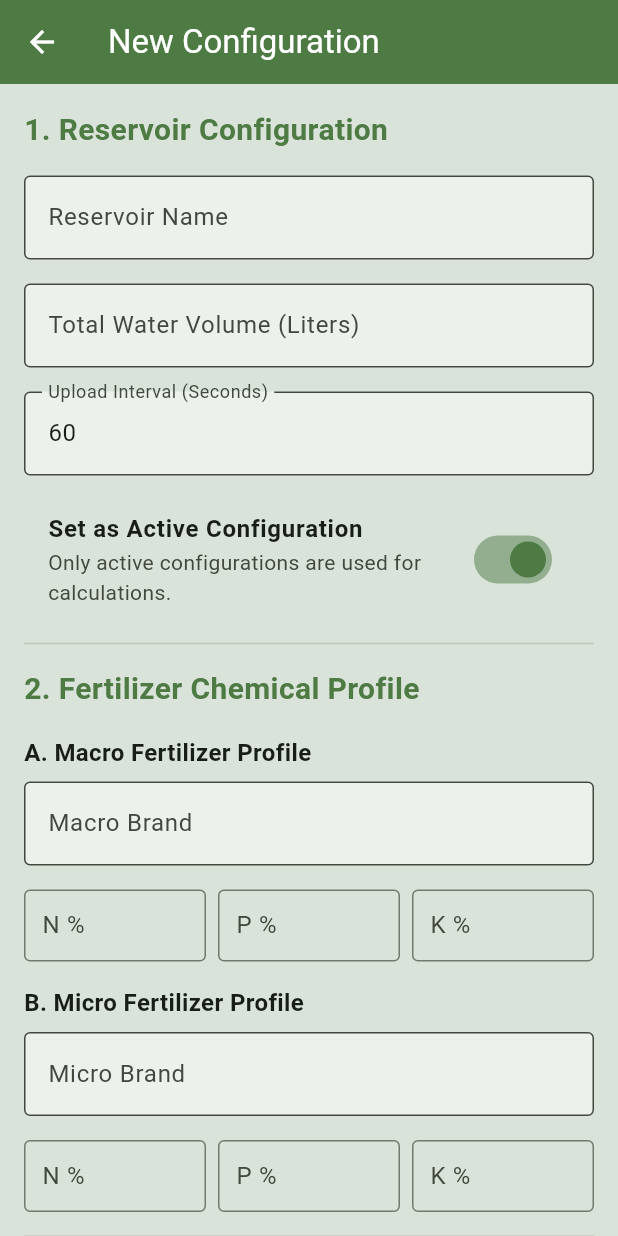
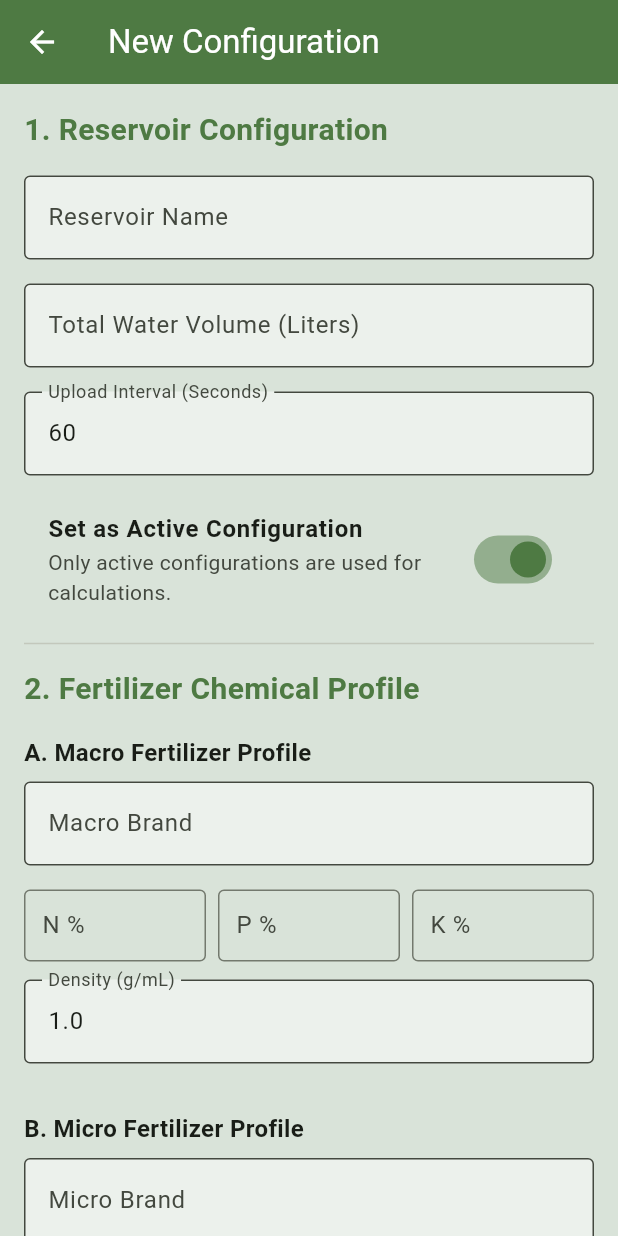
Before and after one commit to ChristineToraque/leafcloud_mobile, a Flutter app: the ConfigPage screen opened directly, on a phone screen of 412 x 824 dp. Run offline on Flutter 3.47's test engine with Material 3 defaults, Android fonts, the phone set to English and light mode, and no system bars; our stand-ins replace fl_chart, flutter_local_notifications; missing offline and left inert: nsd; accounts and stored records are empty; statements that could not run were skipped.

Commit message:
feat(config): add density fields to fertilizer chemical profiles

```diff
--- a/lib/models/system_config_model.dart
+++ b/lib/models/system_config_model.dart
@@ -14,6 +14,8 @@ class SystemConfig {
   final double targetMicroDosageMlL;
   final bool isActive;
   final int uploadIntervalSeconds;
+  final double macroDensity;
+  final double microDensity;
   final DateTime? createdAt;
   final DateTime? updatedAt;
 
@@ -31,6 +33,8 @@ class SystemConfig {
     required this.microKPct,
     required this.targetMacroDosageMlL,
     required this.targetMicroDosageMlL,
+    this.macroDensity = 1.0,
+    this.microDensity = 1.0,
     this.isActive = true,
     this.uploadIntervalSeconds = 60,
     this.createdAt,
@@ -45,10 +49,12 @@ class SystemConfig {
       'macro_n_pct': macroNPct,
       'macro_p_pct': macroPPct,
       'macro_k_pct': macroKPct,
+      'macro_density': macroDensity,
       'micro_brand_name': microBrandName,
       'micro_n_pct': microNPct,
       'micro_p_pct': microPPct,
       'micro_k_pct': microKPct,
+      'micro_density': microDensity,
       'target_macro_dosage_mll': targetMacroDosageMlL,
       'target_micro_dosage_mll': targetMicroDosageMlL,
       'is_active': isActive,
@@ -65,10 +71,12 @@ class SystemConfig {
       macroNPct: (json['macro_n_pct'] as num?)?.toDouble() ?? 0.0,
       macroPPct: (json['macro_p_pct'] as num?)?.toDouble() ?? 0.0,
       macroKPct: (json['macro_k_pct'] as num?)?.toDouble() ?? 0.0,
+      macroDensity: (json['macro_density'] as num?)?.toDouble() ?? 1.0,
       microBrandName: json['micro_brand_name'] ?? '',
       microNPct: (json['micro_n_pct'] as num?)?.toDouble() ?? 0.0,
       microPPct: (json['micro_p_pct'] as num?)?.toDouble() ?? 0.0,
       microKPct: (json['micro_k_pct'] as num?)?.toDouble() ?? 0.0,
+      microDensity: (json['micro_density'] as num?)?.toDouble() ?? 1.0,
       targetMacroDosageMlL: (json['target_macro_dosage_mll'] as num?)?.toDouble() ?? 0.0,
       targetMicroDosageMlL: (json['target_micro_dosage_mll'] as num?)?.toDouble() ?? 0.0,
       isActive: json['is_active'] ?? true,
--- a/lib/ui/config_page.dart
+++ b/lib/ui/config_page.dart
@@ -28,6 +28,8 @@ class _ConfigPageState extends State<ConfigPage> {
   final _microKController = TextEditingController();
   final _targetMacroDosageController = TextEditingController();
   final _targetMicroDosageController = TextEditingController();
+  final _macroDensityController = TextEditingController(text: '1.0');
+  final _microDensityController = TextEditingController(text: '1.0');
   bool _isActive = true;
 
   @override
@@ -52,6 +54,8 @@ class _ConfigPageState extends State<ConfigPage> {
     _microKController.text = config.microKPct.toString();
     _targetMacroDosageController.text = config.targetMacroDosageMlL.toString();
     _targetMicroDosageController.text = config.targetMicroDosageMlL.toString();
+    _macroDensityController.text = config.macroDensity.toString();
+    _microDensityController.text = config.microDensity.toString();
     _isActive = config.isActive;
   }
 
@@ -70,6 +74,8 @@ class _ConfigPageState extends State<ConfigPage> {
     _microKController.dispose();
     _targetMacroDosageController.dispose();
     _targetMicroDosageController.dispose();
+    _macroDensityController.dispose();
+    _microDensityController.dispose();
     super.dispose();
   }
 
@@ -90,6 +96,8 @@ class _ConfigPageState extends State<ConfigPage> {
       microKPct: double.parse(_microKController.text),
       targetMacroDosageMlL: double.parse(_targetMacroDosageController.text),
       targetMicroDosageMlL: double.parse(_targetMicroDosageController.text),
+      macroDensity: double.parse(_macroDensityController.text),
+      microDensity: double.parse(_microDensityController.text),
       isActive: _isActive,
       uploadIntervalSeconds: int.parse(_uploadIntervalController.text),
     );
@@ -180,6 +188,19 @@ class _ConfigPageState extends State<ConfigPage> {
                 placeholder: 'e.g., "MasterBlend"',
               ),
               _buildNPKRow(_macroNController, _macroPController, _macroKController),
+              const SizedBox(height: 12),
+              _buildTextField(
+                label: 'Density (g/mL)',
+                controller: _macroDensityController,
+                placeholder: 'e.g., 1.0',
+                isNumeric: true,
+                validator: (v) {
+                  final val = double.tryParse(v ?? '');
+                  if (val == null) return 'Required';
+                  if (val <= 0) return 'Must be > 0';
+                  return null;
+                },
+              ),
 
               const SizedBox(height: 16),
               _buildSubSectionTitle('B. Micro Fertilizer Profile'),
@@ -189,6 +210,19 @@ class _ConfigPageState extends State<ConfigPage> {
                 placeholder: 'e.g., "NutriHydro"',
               ),
               _buildNPKRow(_microNController, _microPController, _microKController),
+              const SizedBox(height: 12),
+              _buildTextField(
+                label: 'Density (g/mL)',
+                controller: _microDensityController,
+                placeholder: 'e.g., 1.0',
+                isNumeric: true,
+                validator: (v) {
+                  final val = double.tryParse(v ?? '');
+                  if (val == null) return 'Required';
+                  if (val <= 0) return 'Must be > 0';
+                  return null;
+                },
+              ),
 
               const Divider(height: 32),
 
```
Also changed, not shown: 1 other file.
